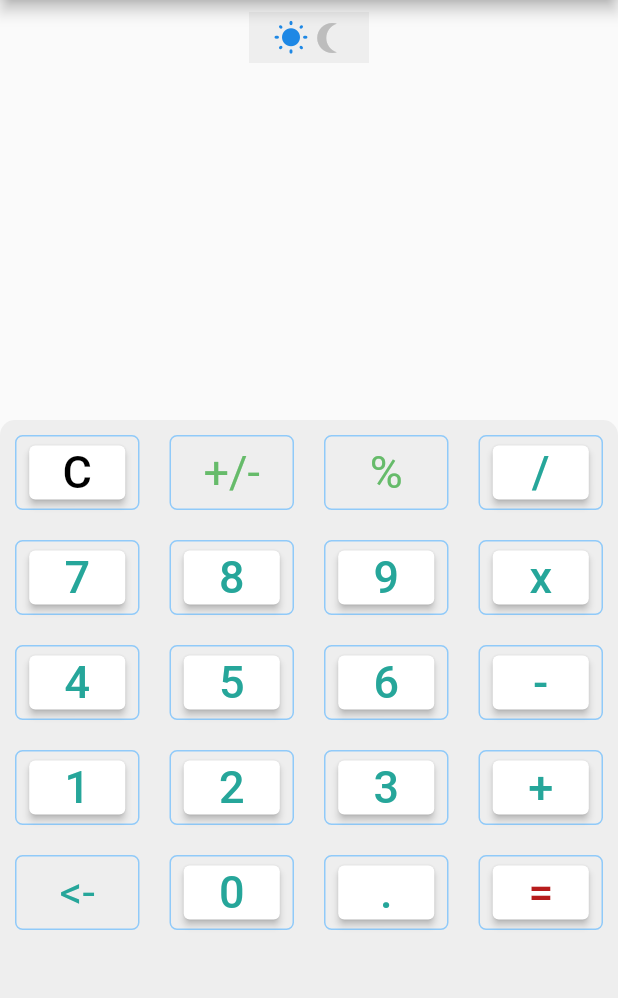
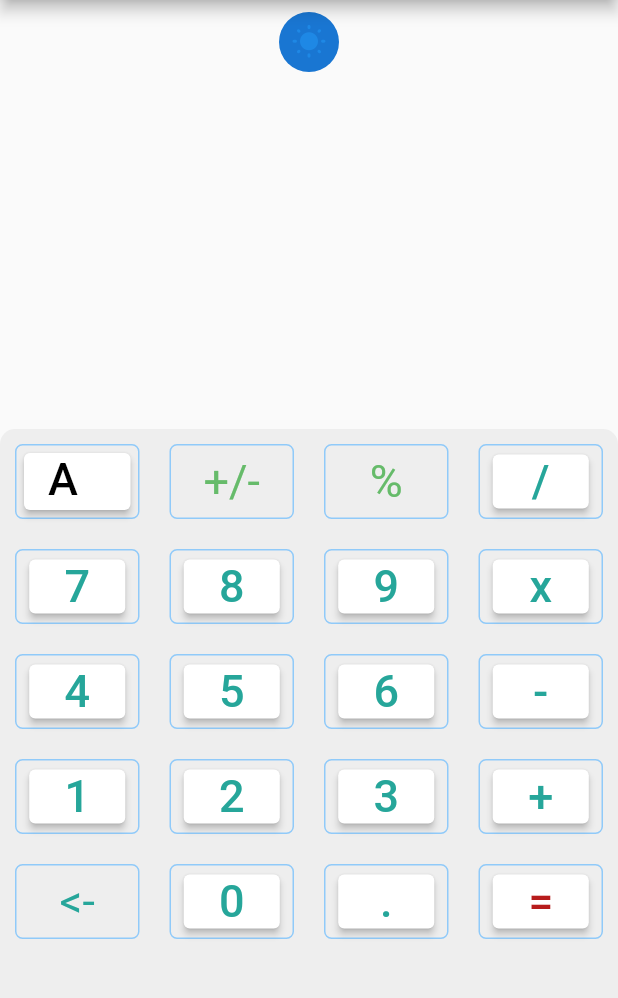
Before and after one commit to Megagonn/Flutter-Calculator, a Flutter app: the screen it shows after launch, after a tap on the "wb sunny" icon, on a phone screen of 412 x 824 dp, the part 84-1082 px from its top. Run offline on Flutter 3.47's test engine with Material 2 defaults, Android fonts, the phone set to English and light mode, and no system bars; our stand-ins replace math_expressions.

Commit message:
dark mode and light mode added

```diff
--- a/lib/main.dart
+++ b/lib/main.dart
@@ -29,9 +29,13 @@ class MyApp extends StatefulWidget {
 }
 
 class _MyAppState extends State<MyApp> {
+  bool theme = true;
+  Color dayclr = Colors.blue.shade600;
+  Color nightclr = Colors.grey.shade600;
   @override
   Widget build(BuildContext context) {
     return MaterialApp(
+      theme: theme ? ThemeData.dark() : ThemeData.light(),
       debugShowCheckedModeBanner: false,
       home: SafeArea(
         child: Scaffold(
@@ -41,13 +45,40 @@ class _MyAppState extends State<MyApp> {
           ),
           // backgroundColor: mycolor,
           body: Container(
+            // color: dayclr,
             child: Column(
               children: [
                 Container(
                     // Icons container
                     padding: EdgeInsets.all(8),
                     child: Container(
-                      child: Themey(),
+                      child: Row(
+                        mainAxisAlignment: MainAxisAlignment.center,
+                        crossAxisAlignment: CrossAxisAlignment.center,
+                        children: [
+                          GestureDetector(
+                            onTap: () {
+                              setState(() {
+                                // dayclr = Colors.blue.shade600;
+                                // nightclr = Colors.grey.shade400;
+                                theme = !theme;
+                              });
+                            },
+                            child: CircleAvatar(
+                                child: Icon(Icons.wb_sunny_rounded,
+                                    color: dayclr)),
+                          ),
+                          // GestureDetector(
+                          //   onTap: () {
+                          //     setState(() {
+                          //       dayclr = Colors.grey.shade400;
+                          //       nightclr = Colors.blue.shade600;
+                          //     });
+                          //   },
+                          //   child: Icon(Icons.nightlight_round_outlined, color: nightclr),
+                          // )
+                        ],
+                      ),
                     )),
                 // Expanded(
                 //display unit
@@ -87,7 +118,7 @@ class _MyAppState extends State<MyApp> {
                                           MaterialStateColor.resolveWith(
                                               (states) => Colors.white)),
                                   child: Text(
-                                    'C',
+                                    'AC',
                                     style: TextStyle(
                                         fontSize: 30, color: Colors.black),
                                   ),
@@ -665,7 +696,7 @@ class _MyAppState extends State<MyApp> {
 }
 
 class Display extends StatefulWidget {
-  const Display({ Key? key }) : super(key: key);
+  const Display({Key? key}) : super(key: key);
 
   @override
   _DisplayState createState() => _DisplayState();
--- a/lib/theme.dart
+++ b/lib/theme.dart
@@ -2,6 +2,7 @@ import 'package:flutter/material.dart';
 
 class Themey extends StatefulWidget {
   @override
+  // Color dayclr = Colors.blue.shade600;
   _ThemeyState createState() => _ThemeyState();
 }
 
@@ -12,8 +13,7 @@ class Themey extends StatefulWidget {
 
 class _ThemeyState extends State<Themey> {
   // Color mycolor = Colors.white;
-  Color dayclr = Colors.blue.shade600;
-  Color nightclr = Colors.grey.shade600;
+
 
   @override
   Widget build(BuildContext context) {
@@ -24,30 +24,7 @@ class _ThemeyState extends State<Themey> {
           color: Colors.grey.shade200,
           width: 80,
           padding: EdgeInsets.all(5),
-          child: Row(
-            mainAxisAlignment: MainAxisAlignment.center,
-            crossAxisAlignment: CrossAxisAlignment.center,
-            children: [
-              GestureDetector(
-                onTap: () {
-                  setState(() {
-                    dayclr = Colors.blue.shade600;
-                    nightclr = Colors.grey.shade400;
-                  });
-                },
-                child: Icon(Icons.wb_sunny_rounded, color: dayclr),
-              ),
-              GestureDetector(
-                onTap: () {
-                  setState(() {
-                    dayclr = Colors.grey.shade400;
-                    nightclr = Colors.blue.shade600;
-                  });
-                },
-                child: Icon(Icons.nightlight_round_outlined, color: nightclr),
-              )
-            ],
-          ),
+          child: Text('data')
         ),
       ),
     );
```
Also changed, not shown: pubspec.lock. Lines whose indentation alone changed are shown as unchanged.
